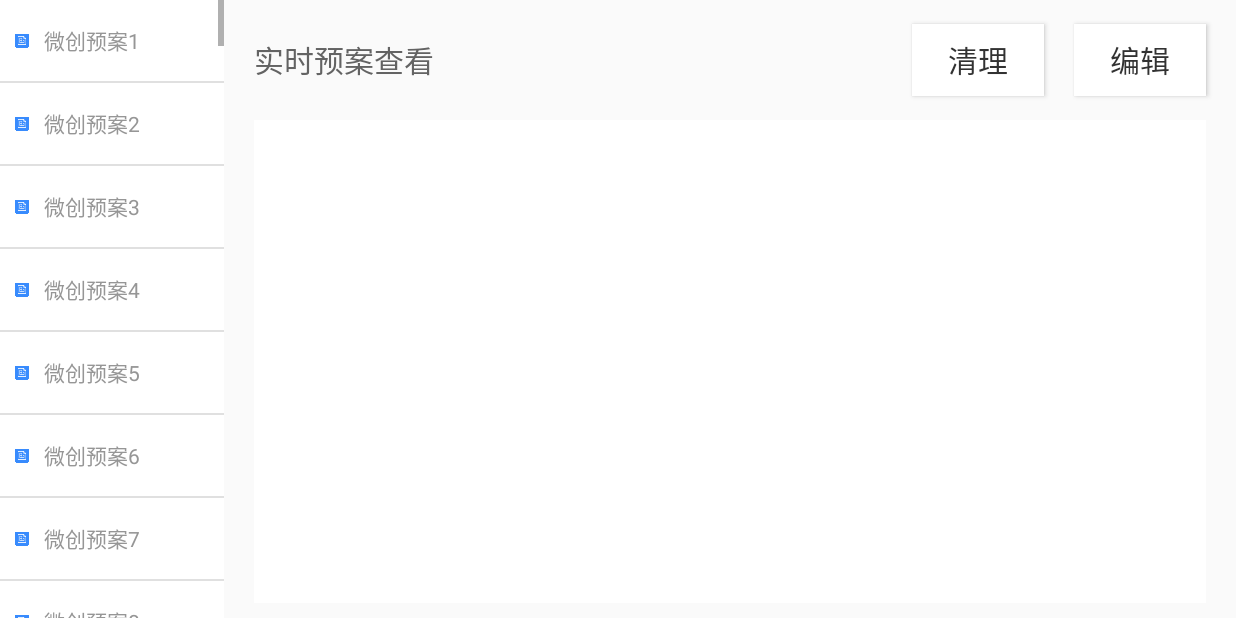
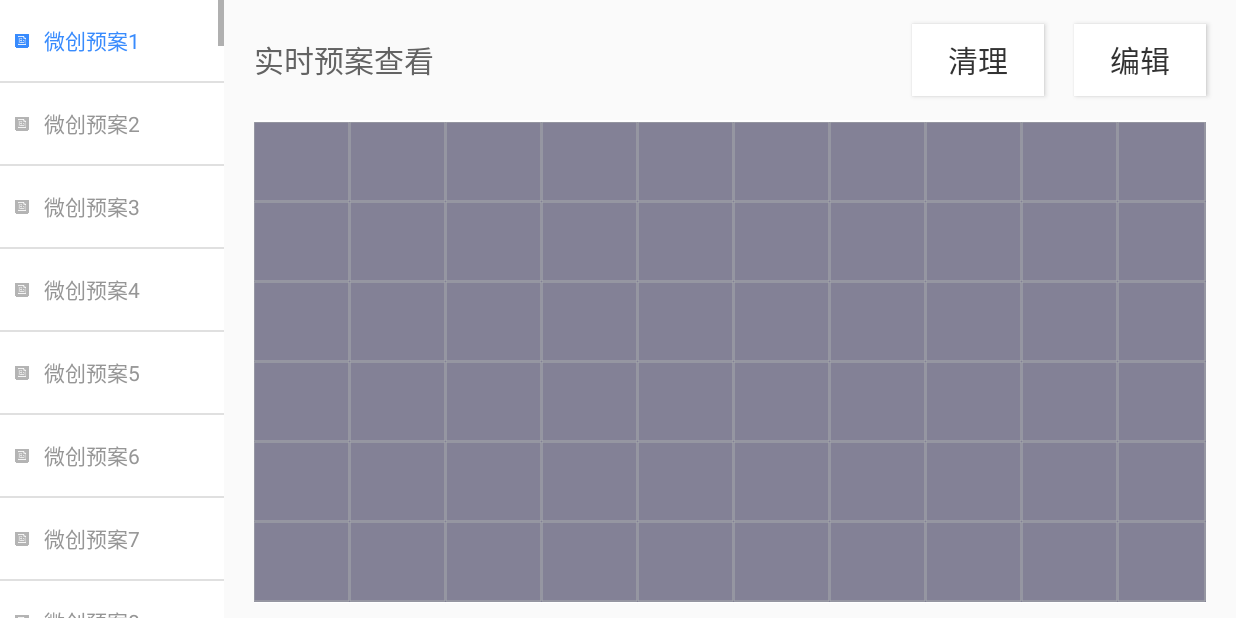
Before and after one commit to hanouba/armsMVP, an Android app: the GreenActivity screen opened directly, with no data from a screen before it, after a tap on an icon or button, on a phone screen of 824 x 412 dp (held sideways). Run offline under Robolectric (Android 15) with nearby library versions, the phone set to English and light mode, and no system bars; 1 statement that could not run was skipped.

Commit message:
侧边栏选择状态修改

```diff
--- a/fullvideo/src/main/java/com/hansen/fullvideo/GreenActivity.java
+++ b/fullvideo/src/main/java/com/hansen/fullvideo/GreenActivity.java
@@ -86,6 +86,10 @@ public class GreenActivity extends AppCompatActivity  implements View.OnClickLis
     private int endColumn;
     private boolean isEditAble;
 
+    //默认预案编号 1
+    private int currentTemp = 1;
+    private TemplateAdapter templateAdapter;
+
 
     @Override
     public void onWindowFocusChanged(boolean hasFocus) {
@@ -109,7 +113,8 @@ public class GreenActivity extends AppCompatActivity  implements View.OnClickLis
      */
     private void updataTelep() {
         bigScreenBeans.clear();
-        bigScreenBeans = mDBHelper.searchAllByTempIndex("1");
+        bigScreenBeans = mDBHelper.searchAllByTempIndex(currentTemp);
+        initTable();
         initCourse();
         //显示课表内容
         initCourseTableBody();
@@ -174,18 +179,22 @@ public class GreenActivity extends AppCompatActivity  implements View.OnClickLis
         }
 
 
-        TemplateAdapter templateAdapter = new TemplateAdapter(this, R.layout.item_template, tempLists);
+        templateAdapter = new TemplateAdapter(this, R.layout.item_template, tempLists);
 
         lvTemplate.setAdapter(templateAdapter);
-
-        bigScreenBeans = mDBHelper.searchAllByTempIndex("1");
+        templateAdapter.setSelected(0);
+        bigScreenBeans = mDBHelper.searchAllByTempIndex(currentTemp);
 
         lvTemplate.setOnItemClickListener(new AdapterView.OnItemClickListener() {
             @Override
             public void onItemClick(AdapterView<?> parent, View view, int position, long id) {
-                bigScreenBeans = mDBHelper.searchAllByTempIndex(position+"1");
+                currentTemp = position +1;
+                bigScreenBeans.clear();
+                bigScreenBeans = mDBHelper.searchAllByTempIndex(currentTemp);
                 updataTelep();
                 updateEditState(false);
+                templateAdapter.setSelected(position);
+
             }
         });
     }
@@ -320,8 +329,8 @@ public class GreenActivity extends AppCompatActivity  implements View.OnClickLis
     }
 
     private void checkSelectLocation(int startCol,int endCol,int startR,int endR) {
-        List<BigScreenBean> endBeans = mDBHelper.searchByColumm(endCol);
-        List<BigScreenBean> startBeans = mDBHelper.searchByColumm(startCol);
+        List<BigScreenBean> endBeans = mDBHelper.searchByColumm(endCol,currentTemp);
+        List<BigScreenBean> startBeans = mDBHelper.searchByColumm(startCol,currentTemp);
         if (endBeans.size() > 0) {
             //判断终点有数据
             for (int k = 0; k < endBeans.size(); k++) {
@@ -369,9 +378,9 @@ public class GreenActivity extends AppCompatActivity  implements View.OnClickLis
 
         for (int i = 0; i < selectColumn; i++) {
             if (startR > endR) {
-                mDBHelper.insert(new BigScreenBean(typeNum,startCol+i,endR,startR,"cctv"+typeNum,""));
+                mDBHelper.insert(new BigScreenBean(typeNum,startCol+i,endR,startR,"cctv"+typeNum,currentTemp));
             }else {
-                mDBHelper.insert(new BigScreenBean(typeNum,startCol+i,startR,endR,"cctv"+typeNum,""));
+                mDBHelper.insert(new BigScreenBean(typeNum,startCol+i,startR,endR,"cctv"+typeNum,currentTemp));
             }
 
         }
@@ -452,9 +461,9 @@ public class GreenActivity extends AppCompatActivity  implements View.OnClickLis
                     //五种颜色的背景
                     int[] background = {R.drawable.main_course1, R.drawable.main_course2,
                             R.drawable.main_course3, R.drawable.main_course4,
-                            R.drawable.main_course5,R.drawable.main_course1, R.drawable.main_course2,
-                            R.drawable.main_course3, R.drawable.main_course4,
-                            R.drawable.main_course5};
+                            R.drawable.main_course5,R.drawable.main_course6, R.drawable.main_course7,
+                            R.drawable.main_course8, R.drawable.main_course9,
+                            R.drawable.main_course10};
                     //记录顶层课程在cInfoList中的索引位置
                     final int upperCourseIndex = index;
                     // 动态生成课程信息TextView
--- a/fullvideo/src/main/java/com/hansen/fullvideo/TemplateAdapter.java
+++ b/fullvideo/src/main/java/com/hansen/fullvideo/TemplateAdapter.java
@@ -1,5 +1,6 @@
 package com.hansen.fullvideo;
 
+import android.annotation.SuppressLint;
 import android.content.Context;
 import android.support.annotation.NonNull;
 import android.view.LayoutInflater;
@@ -25,12 +26,14 @@ import java.util.List;
  */
 public class TemplateAdapter extends ArrayAdapter<TemplateBean> {
     private int resourceId;
-
+    private int selected = -1;
+    private int firstCreate = 0;
     public TemplateAdapter(Context context, int textViewResourceId, List<TemplateBean> objects){
         super(context,textViewResourceId,objects);
         resourceId = textViewResourceId;
 
     }
+
 
 
     @Override
@@ -39,9 +42,33 @@ public class TemplateAdapter extends ArrayAdapter<TemplateBean> {
         View view= LayoutInflater.from(getContext()).inflate(resourceId,parent,false);
         ImageView tempImage = (ImageView) view.findViewById(R.id.temp_image);
         TextView tempName =(TextView) view.findViewById(R.id.temp_name);
+        tempName.setText(templateBean.getTextName());
 
-        tempImage.setImageResource(R.mipmap.icon_temp_selected);
-        tempName.setText(templateBean.getTextName());
+
+
+
+
+        if(selected==position){
+            tempImage.setImageResource(R.mipmap.icon_temp_selected);  //选中项背景
+            tempName.setTextColor(getContext().getResources().getColor(R.color.color_388BFD));
+        }else{
+
+                tempImage.setImageResource(R.mipmap.icon_temp_unselected);  //其它项背景
+                tempName.setTextColor(getContext().getResources().getColor(R.color.color_969696));
+
+
+        }
+
+
         return view;
     }
+
+    public void setSelected(int selectPostions) {
+        if(selected != selectPostions){
+            selected = selectPostions;
+            notifyDataSetChanged();
+        }
+    }
+
+
 }
--- a/fullvideo/src/main/res/drawable-v24/main_course1.xml
+++ b/fullvideo/src/main/res/drawable-v24/main_course10.xml
@@ -1,5 +1,5 @@
 <?xml version="1.0" encoding="utf-8"?>
 <shape xmlns:android="http://schemas.android.com/apk/res/android" >
-        <solid android:color="@color/courseTable1" />
+        <solid android:color="@color/courseTable6" />
         <corners android:radius="5dp" />
 </shape>
--- a/fullvideo/src/main/res/drawable-v24/main_course2.xml
+++ b/fullvideo/src/main/res/drawable-v24/main_course6.xml
@@ -1,5 +1,5 @@
 <?xml version="1.0" encoding="utf-8"?>
 <shape xmlns:android="http://schemas.android.com/apk/res/android" >
-        <solid android:color="@color/courseTable2" />
+        <solid android:color="@color/courseTable6" />
         <corners android:radius="5dp" />
 </shape>
--- a/fullvideo/src/main/res/drawable-v24/main_course3.xml
+++ b/fullvideo/src/main/res/drawable-v24/main_course7.xml
@@ -1,5 +1,5 @@
 <?xml version="1.0" encoding="utf-8"?>
 <shape xmlns:android="http://schemas.android.com/apk/res/android" >
-        <solid android:color="@color/courseTable3" />
+        <solid android:color="@color/courseTable6" />
         <corners android:radius="5dp" />
 </shape>
--- a/fullvideo/src/main/res/drawable-v24/main_course4.xml
+++ b/fullvideo/src/main/res/drawable-v24/main_course8.xml
@@ -1,5 +1,5 @@
 <?xml version="1.0" encoding="utf-8"?>
 <shape xmlns:android="http://schemas.android.com/apk/res/android" >
-        <solid android:color="@color/courseTable4" />
+        <solid android:color="@color/courseTable6" />
         <corners android:radius="5dp" />
 </shape>
--- a/fullvideo/src/main/res/drawable-v24/main_course5.xml
+++ b/fullvideo/src/main/res/drawable-v24/main_course9.xml
@@ -1,5 +1,5 @@
 <?xml version="1.0" encoding="utf-8"?>
 <shape xmlns:android="http://schemas.android.com/apk/res/android" >
-        <solid android:color="@color/courseTable5" />
+        <solid android:color="@color/courseTable6" />
         <corners android:radius="5dp" />
 </shape>
--- a/fullvideo/src/main/res/values/colors.xml
+++ b/fullvideo/src/main/res/values/colors.xml
@@ -12,10 +12,16 @@
     <color name="courseTable3">#388BFD</color>
     <color name="courseTable4">#F44336</color>
     <color name="courseTable5">#8BC34A</color>
+    <color name="courseTable6">#8ddddA</color>
+    <color name="courseTable7">#00585a</color>
+    <color name="courseTable8">#8aa8fc</color>
+    <color name="courseTable9">#b88449</color>
+    <color name="courseTable10">#afd8dd</color>
     <color name="color_f1f3f5">#F1F3F5</color>
     <color name="color_388BFD">#388BFD</color>
     <color name="color_969696">#969696</color>
     <color name="color_fafafa">#FAFAFA</color>
     <color name="color_636363">#636363</color>
     <color name="color_323232">#323232</color>
+    <color name="color_d1e3ff">#D1E3FF</color>
 </resources>
```
Also changed, not shown: fullvideo/src/main/java/com/hansen/fullvideo/MainActivity.java (+14 -14 lines), fullvideo/src/main/java/com/hansen/fullvideo/bean/BigScreenBean.java (+50 -16 lines), fullvideo/src/main/java/com/hansen/fullvideo/dao/DBHelper.java (+7 -6 lines).
